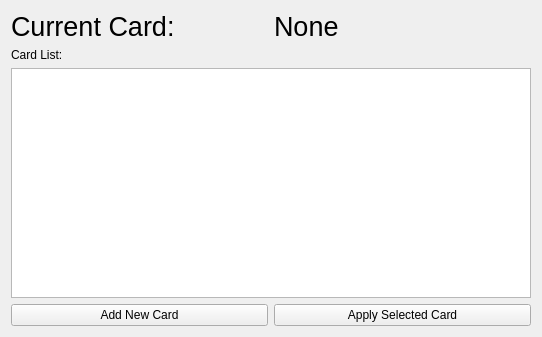
Above: mainwindow.ui from imasam/nfc-qt before the change. Below: the same form after it.
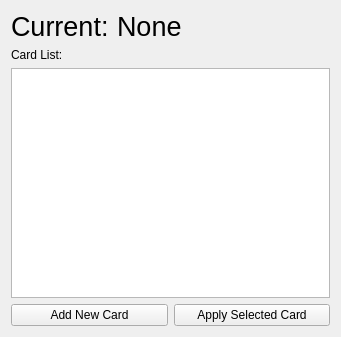
That is the form after the change.

```diff
--- a/mainwindow.ui
+++ b/mainwindow.ui
@@ -6,7 +6,7 @@
    <rect>
     <x>0</x>
     <y>0</y>
-    <width>542</width>
+    <width>341</width>
     <height>337</height>
    </rect>
   </property>
@@ -19,6 +19,12 @@
      <layout class="QHBoxLayout" name="horizontalLayout">
       <item>
        <widget class="QLabel" name="label">
+        <property name="maximumSize">
+         <size>
+          <width>100</width>
+          <height>16777215</height>
+         </size>
+        </property>
         <property name="font">
          <font>
           <family>Arial</family>
@@ -26,7 +32,7 @@
          </font>
         </property>
         <property name="text">
-         <string>Current Card: </string>
+         <string>Current: </string>
         </property>
        </widget>
       </item>
```
